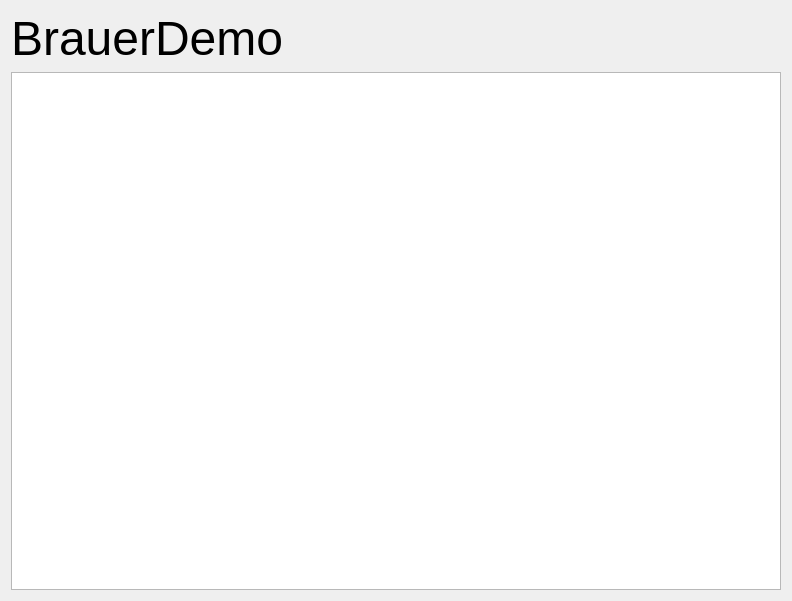
Qt form brauerdemo.ui (MarcoSin42/BrauerDemo) before a commit.
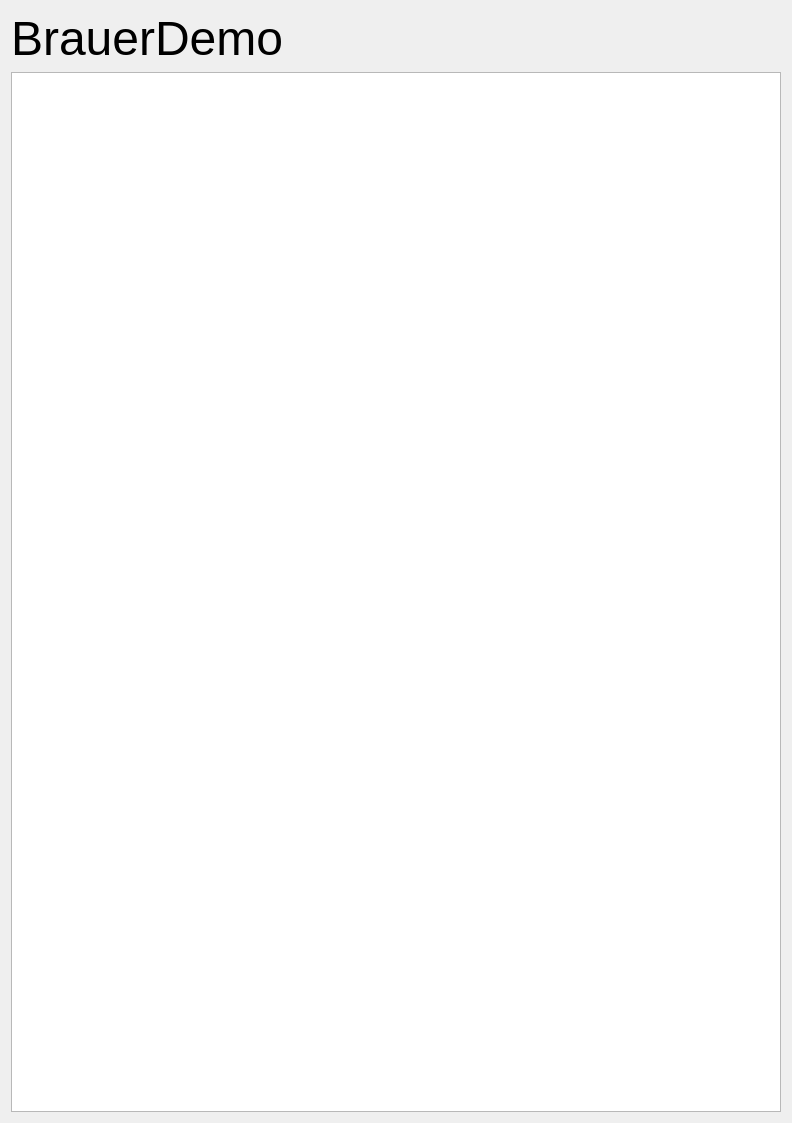
The same form after that commit.

The edit to the form file:
```diff
--- a/brauerdemo.ui
+++ b/brauerdemo.ui
@@ -7,7 +7,7 @@
     <x>0</x>
     <y>0</y>
     <width>792</width>
-    <height>601</height>
+    <height>1123</height>
    </rect>
   </property>
   <property name="windowTitle">
```
